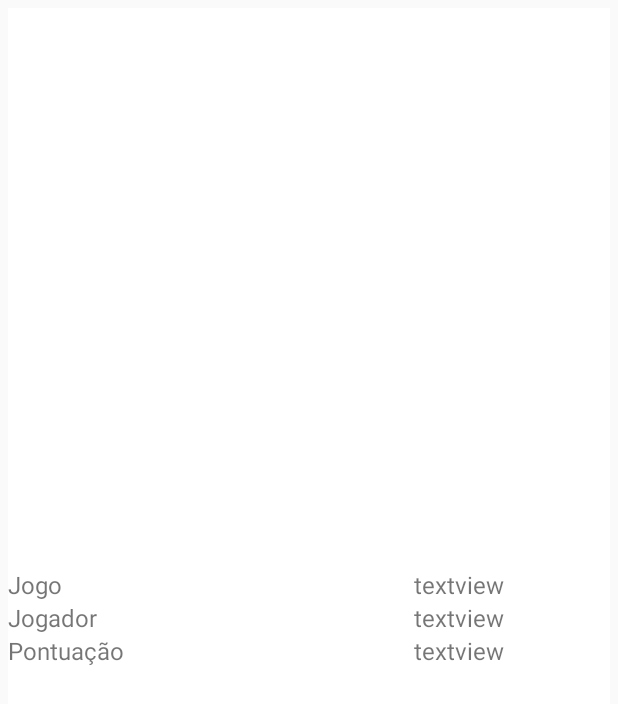
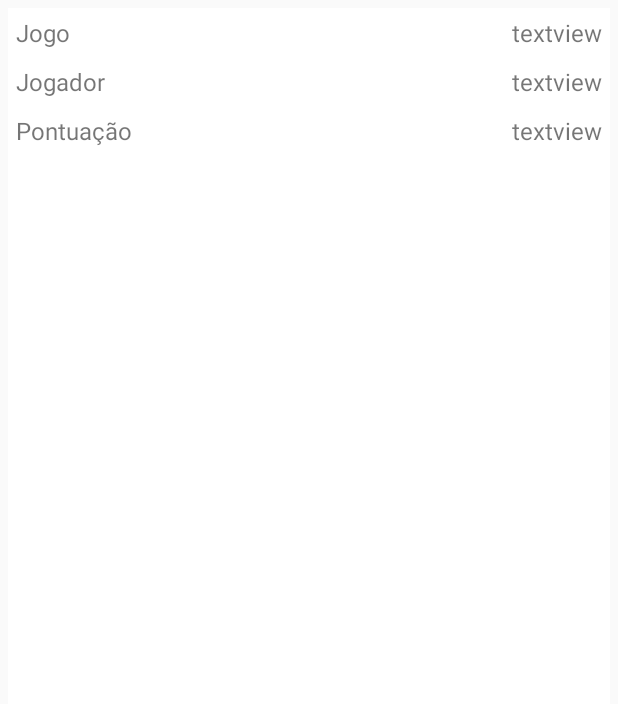
Before and after one commit to EdvanMatta/AprendaBrincando, an Android app: the layout list_item_user.xml on its own in the app's theme, with its tools: preview values and no code run, on a phone screen of 412 x 824 dp. Shown: the top 704 px of the screen. Run offline under Robolectric (Android 15) with nearby library versions, the light colour scheme and no system bars.

Commit message:
jogo v5.1

```diff
--- a/app/src/main/java/aprendabrincando/edvanmatta/com/aprendabrincando/MainActivity.java
+++ b/app/src/main/java/aprendabrincando/edvanmatta/com/aprendabrincando/MainActivity.java
@@ -28,7 +28,6 @@ public class MainActivity extends AppCompatActivity {
             @Override
             public void onClick(View v) {
                 startActivity(new Intent(MainActivity.this, JogoLeiaBicho.class));
-                finish();
             }
         });
 
@@ -36,7 +35,6 @@ public class MainActivity extends AppCompatActivity {
             @Override
             public void onClick(View v) {
                 startActivity(new Intent(MainActivity.this, ObjetoDiferente.class));
-                finish();
             }
         });
 
@@ -44,7 +42,6 @@ public class MainActivity extends AppCompatActivity {
             @Override
             public void onClick(View v) {
                 startActivity(new Intent(MainActivity.this, EncontreObjeto.class));
-                finish();
             }
         });
 
--- a/app/src/main/res/layout/list_item_user.xml
+++ b/app/src/main/res/layout/list_item_user.xml
@@ -1,10 +1,11 @@
 <?xml version="1.0" encoding="utf-8"?>
 <LinearLayout xmlns:android="http://schemas.android.com/apk/res/android"
+    xmlns:tools="http://schemas.android.com/tools"
     android:layout_width="match_parent"
     android:layout_height="match_parent"
     android:orientation="vertical">
 
-    <LinearLayout
+    <RelativeLayout
         android:layout_width="match_parent"
         android:layout_height="match_parent"
         android:layout_margin="5dp"
@@ -12,23 +13,28 @@
         android:orientation="horizontal">
 
         <LinearLayout
-            android:layout_width="match_parent"
-            android:layout_height="match_parent"
+            android:layout_width="wrap_content"
+            android:layout_height="wrap_content"
             android:layout_weight="1"
             android:gravity="left|center_vertical"
-            android:orientation="vertical">
+            android:orientation="vertical"
+            android:layout_alignParentTop="true"
+            android:layout_alignParentLeft="true"
+            android:layout_alignParentStart="true">
 
             <TextView
                 android:id="@+id/textView1"
                 android:layout_width="match_parent"
                 android:layout_height="wrap_content"
+                android:padding="5sp"
                 android:text="Jogo"
                 android:textSize="16sp" />
 
             <TextView
                 android:id="@+id/textView2"
                 android:layout_width="match_parent"
-                android:layout_height="wrap_content"
+                android:layout_height="match_parent"
+                android:padding="5sp"
                 android:text="Jogador"
                 android:textSize="16sp" />
 
@@ -36,6 +42,7 @@
                 android:id="@+id/textVie3"
                 android:layout_width="match_parent"
                 android:layout_height="wrap_content"
+                android:padding="5sp"
                 android:text="Pontuação"
                 android:textSize="16sp" />
 
@@ -43,37 +50,48 @@
         </LinearLayout>
 
         <LinearLayout
-            android:layout_width="match_parent"
-            android:layout_height="match_parent"
+            android:layout_width="wrap_content"
+            android:layout_height="wrap_content"
             android:layout_weight="1"
             android:gravity="center_vertical|center_horizontal"
-            android:orientation="vertical">
+            android:orientation="vertical"
+            tools:gravity="center_vertical|center_horizontal|center"
+            android:id="@+id/linearLayout"
+            android:layout_alignParentTop="true"
+            android:layout_alignParentRight="true"
+            android:layout_alignParentEnd="true">
 
             <TextView
                 android:id="@+id/textView_jogo_id"
-                android:layout_width="match_parent"
+                android:layout_width="wrap_content"
                 android:layout_height="wrap_content"
                 android:gravity="center_vertical|center_horizontal"
+                android:padding="5sp"
+                android:text="textview"
                 android:textSize="16sp"
-                android:text="textview"/>
+                tools:gravity="right" />
 
             <TextView
                 android:id="@+id/textView_jogador_id"
-                android:layout_width="match_parent"
+                android:layout_width="wrap_content"
                 android:layout_height="wrap_content"
                 android:gravity="center_vertical|center_horizontal"
+                android:padding="5sp"
+                android:text="textview"
                 android:textSize="16sp"
-                android:text="textview"/>
+                tools:gravity="right" />
 
             <TextView
                 android:id="@+id/textView_pontuacao_id"
-                android:layout_width="match_parent"
+                android:layout_width="wrap_content"
                 android:layout_height="wrap_content"
                 android:gravity="center_vertical|center_horizontal"
+                android:padding="5sp"
+                android:text="textview"
                 android:textSize="16sp"
-                android:text="textview"/>
+                tools:gravity="right" />
         </LinearLayout>
 
-    </LinearLayout>
+    </RelativeLayout>
 
 </LinearLayout>
```
